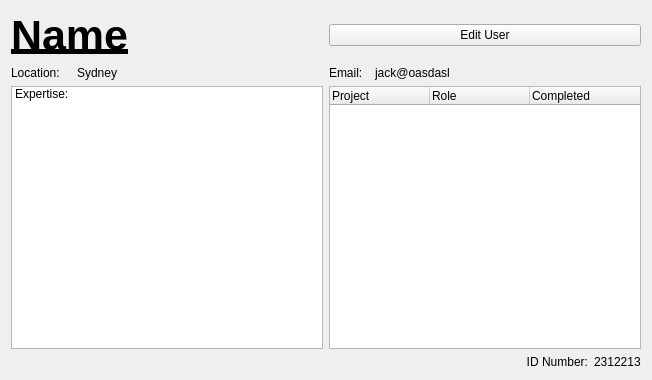
Old version of the form UserProfile.ui in the repository CDDDJ-A-2015/Project.
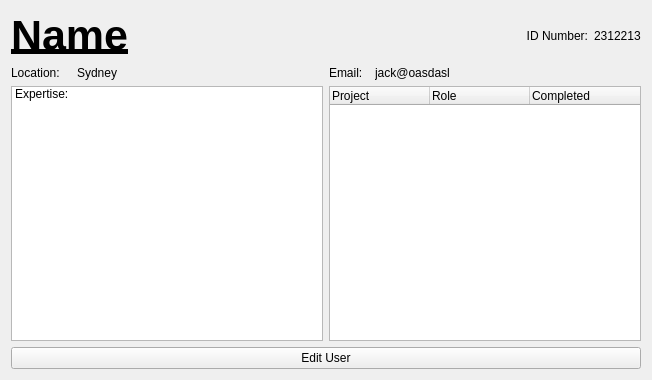
New version of the form.

Patch:
```diff
--- a/UserProfile.ui
+++ b/UserProfile.ui
@@ -32,9 +32,25 @@
       </widget>
      </item>
      <item>
-      <widget class="QPushButton" name="bEditUser">
+      <widget class="QLabel" name="lDispID">
        <property name="text">
-        <string>Edit User</string>
+        <string>ID Number:</string>
+       </property>
+       <property name="alignment">
+        <set>Qt::AlignRight|Qt::AlignTrailing|Qt::AlignVCenter</set>
+       </property>
+      </widget>
+     </item>
+     <item>
+      <widget class="QLabel" name="lID">
+       <property name="sizePolicy">
+        <sizepolicy hsizetype="Maximum" vsizetype="Preferred">
+         <horstretch>0</horstretch>
+         <verstretch>0</verstretch>
+        </sizepolicy>
+       </property>
+       <property name="text">
+        <string>2312213</string>
        </property>
       </widget>
      </item>
@@ -125,31 +141,11 @@
     </layout>
    </item>
    <item>
-    <layout class="QHBoxLayout" name="horizontalLayout">
-     <item>
-      <widget class="QLabel" name="lDispID">
-       <property name="text">
-        <string>ID Number:</string>
-       </property>
-       <property name="alignment">
-        <set>Qt::AlignRight|Qt::AlignTrailing|Qt::AlignVCenter</set>
-       </property>
-      </widget>
-     </item>
-     <item>
-      <widget class="QLabel" name="lID">
-       <property name="sizePolicy">
-        <sizepolicy hsizetype="Maximum" vsizetype="Preferred">
-         <horstretch>0</horstretch>
-         <verstretch>0</verstretch>
-        </sizepolicy>
-       </property>
-       <property name="text">
-        <string>2312213</string>
-       </property>
-      </widget>
-     </item>
-    </layout>
+    <widget class="QPushButton" name="bEditUser">
+     <property name="text">
+      <string>Edit User</string>
+     </property>
+    </widget>
    </item>
   </layout>
  </widget>
```
